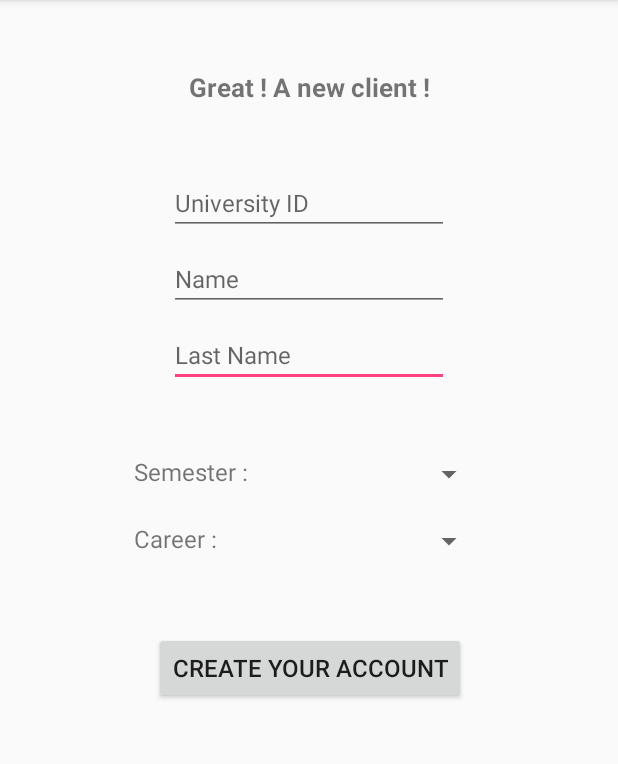
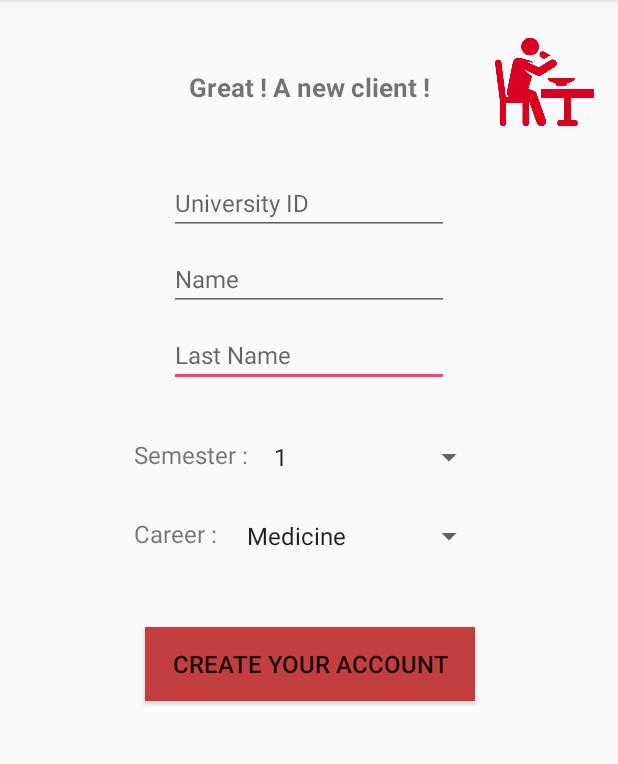
Before and after one commit to rlemchar/final_project_mobiles, an Android app: the ClientSignIn screen opened directly, with no data from a screen before it, on a phone screen of 412 x 824 dp, the part 84-848 px from its top. Run offline under Robolectric (Android 15) with nearby library versions, the phone set to English and light mode, and no system bars.

Commit message:
added - spinners in add client

```diff
--- a/app/src/main/java/com/website/rox/ordermayab/ClientSignIn.java
+++ b/app/src/main/java/com/website/rox/ordermayab/ClientSignIn.java
@@ -4,6 +4,8 @@ import android.support.v7.app.AppCompatActivity;
 import android.os.Bundle;
 import android.util.Log;
 import android.view.View;
+import android.widget.ArrayAdapter;
+import android.widget.Spinner;
 
 public class ClientSignIn extends AppCompatActivity {
 
@@ -11,6 +13,22 @@ public class ClientSignIn extends AppCompatActivity {
     protected void onCreate(Bundle savedInstanceState) {
         super.onCreate(savedInstanceState);
         setContentView(R.layout.activity_client_sign_in);
+
+        // Semester spinner
+        Spinner semester_spinner = (Spinner) findViewById(R.id.semester_spinner);
+        ArrayAdapter<CharSequence> semester_spinner_adapter = ArrayAdapter.createFromResource(this,
+                R.array.semester, android.R.layout.simple_spinner_item);
+        semester_spinner_adapter.setDropDownViewResource(
+                android.R.layout.simple_spinner_dropdown_item);
+        semester_spinner.setAdapter(semester_spinner_adapter);
+
+        // Career spinner
+        Spinner career_spinner = (Spinner) findViewById(R.id.career_spinner);
+        ArrayAdapter<CharSequence> career_spinner_adapter = ArrayAdapter.createFromResource(this,
+                R.array.career, android.R.layout.simple_spinner_item);
+        career_spinner_adapter.setDropDownViewResource(
+                android.R.layout.simple_spinner_dropdown_item);
+        career_spinner.setAdapter(career_spinner_adapter);
     }
 
     public void addAClient(View view){
--- a/app/src/main/java/com/website/rox/ordermayab/RestaurantSignIn.java
+++ b/app/src/main/java/com/website/rox/ordermayab/RestaurantSignIn.java
@@ -2,8 +2,8 @@ package com.website.rox.ordermayab;
 
 import android.support.v7.app.AppCompatActivity;
 import android.os.Bundle;
-import android.util.Log;
 import android.view.View;
+import android.widget.EditText;
 
 public class RestaurantSignIn extends AppCompatActivity {
 
@@ -14,6 +14,8 @@ public class RestaurantSignIn extends AppCompatActivity {
     }
 
     public void addARestaurant(View view){
-
+        EditText name_EditText = (EditText)findViewById(R.id.name_restaurant_editText);
+        EditText manager_EditText = (EditText)findViewById(R.id.manager_restaurant_editText);
+        EditText cuisine_EditText = (EditText)findViewById(R.id.cuisine_restaurant_editText);
     }
 }
--- a/app/src/main/res/layout/activity_client_sign_in.xml
+++ b/app/src/main/res/layout/activity_client_sign_in.xml
@@ -8,17 +8,19 @@
 
     <Button
         android:id="@+id/button9"
-        android:layout_width="wrap_content"
-        android:layout_height="wrap_content"
+        android:layout_width="220dp"
+        android:layout_height="49dp"
         android:layout_marginEnd="8dp"
         android:layout_marginLeft="8dp"
         android:layout_marginRight="8dp"
         android:layout_marginStart="8dp"
         android:layout_marginTop="48dp"
+        android:background="#c33e3e"
+        android:backgroundTint="#c33e3e"
         android:onClick="addAClient"
         android:text="create your account"
         android:textSize="16sp"
-        app:layout_constraintHorizontal_bias="0.502"
+        app:layout_constraintHorizontal_bias="0.505"
         app:layout_constraintLeft_toLeftOf="parent"
         app:layout_constraintRight_toRightOf="parent"
         app:layout_constraintTop_toBottomOf="@+id/linearLayout4" />
@@ -26,7 +28,7 @@
     <LinearLayout
         android:layout_width="234dp"
         android:layout_height="25dp"
-        android:layout_marginTop="45dp"
+        android:layout_marginTop="34dp"
         android:orientation="horizontal"
         app:layout_constraintTop_toBottomOf="@+id/editText4"
         android:id="@+id/linearLayout3"
@@ -37,14 +39,13 @@
 
         <TextView
             android:id="@+id/textView12"
-            android:layout_width="match_parent"
+            android:layout_width="85dp"
             android:layout_height="match_parent"
-            android:layout_weight="1"
             android:text="Semester :"
             android:textSize="16sp" />
 
         <Spinner
-            android:id="@+id/spinner2"
+            android:id="@+id/semester_spinner"
             android:layout_width="match_parent"
             android:layout_height="match_parent"
             android:layout_weight="1" />
@@ -123,7 +124,7 @@
         android:layout_width="234dp"
         android:layout_height="25dp"
         android:orientation="horizontal"
-        android:layout_marginTop="19dp"
+        android:layout_marginTop="27dp"
         app:layout_constraintTop_toBottomOf="@+id/linearLayout3"
         android:id="@+id/linearLayout4"
         android:layout_marginLeft="8dp"
@@ -133,17 +134,29 @@
 
         <TextView
             android:id="@+id/textView12"
-            android:layout_width="match_parent"
+            android:layout_width="67dp"
             android:layout_height="match_parent"
-            android:layout_weight="1"
             android:text="Career :"
             android:textSize="16sp" />
 
         <Spinner
-            android:id="@+id/spinner2"
+            android:id="@+id/career_spinner"
             android:layout_width="match_parent"
             android:layout_height="match_parent"
             android:layout_weight="1" />
 
     </LinearLayout>
+
+    <ImageView
+        android:id="@+id/imageView7"
+        android:layout_width="66dp"
+        android:layout_height="77dp"
+        app:srcCompat="@drawable/eating"
+        app:layout_constraintTop_toTopOf="parent"
+        android:layout_marginTop="16dp"
+        android:layout_marginRight="16dp"
+        app:layout_constraintRight_toRightOf="parent"
+        app:layout_constraintLeft_toRightOf="@+id/textView9"
+        android:layout_marginLeft="8dp"
+        app:layout_constraintHorizontal_bias="1.0" />
 </android.support.constraint.ConstraintLayout>
--- a/app/src/main/res/values/strings.xml
+++ b/app/src/main/res/values/strings.xml
@@ -5,4 +5,48 @@
     <string name="title_activity_main_client">MainClientActivity</string>
     <string name="title_activity_client_sign_in">ClientSignIn</string>
     <string name="title_activity_restaurant_sign_in">RestaurantSignIn</string>
+    <string-array name="semester">
+        <item>1</item>
+        <item>2</item>
+        <item>3</item>
+        <item>4</item>
+        <item>5</item>
+        <item>6</item>
+        <item>7</item>
+        <item>8</item>
+        <item>9</item>
+        <item>10</item>
+        <item>11</item>
+        <item>12</item>
+        <item>13</item>
+        <item>14</item>
+        <item>15</item>
+    </string-array>
+    <string-array name="career">
+        <item>Medicine</item>
+        <item>Architecture</item>
+        <item>Design</item>
+        <item>Engineering</item>
+        <item>Psychology</item>
+        <item>Business</item>
+        <item>Communication</item>
+        <item>Tourism</item>
+    </string-array>
+    <string-array name="hours">
+        <item>8</item>
+        <item>9</item>
+        <item>10</item>
+        <item>11</item>
+        <item>12</item>
+        <item>13</item>
+        <item>14</item>
+        <item>15</item>
+        <item>16</item>
+        <item>17</item>
+        <item>18</item>
+        <item>19</item>
+        <item>20</item>
+        <item>21</item>
+        <item>22</item>
+    </string-array>
 </resources>
```
Also changed, not shown: app/src/main/res/layout/activity_restaurant_sign_in.xml (+17 -14 lines), app/src/main/res/drawable/eating.png (added).
